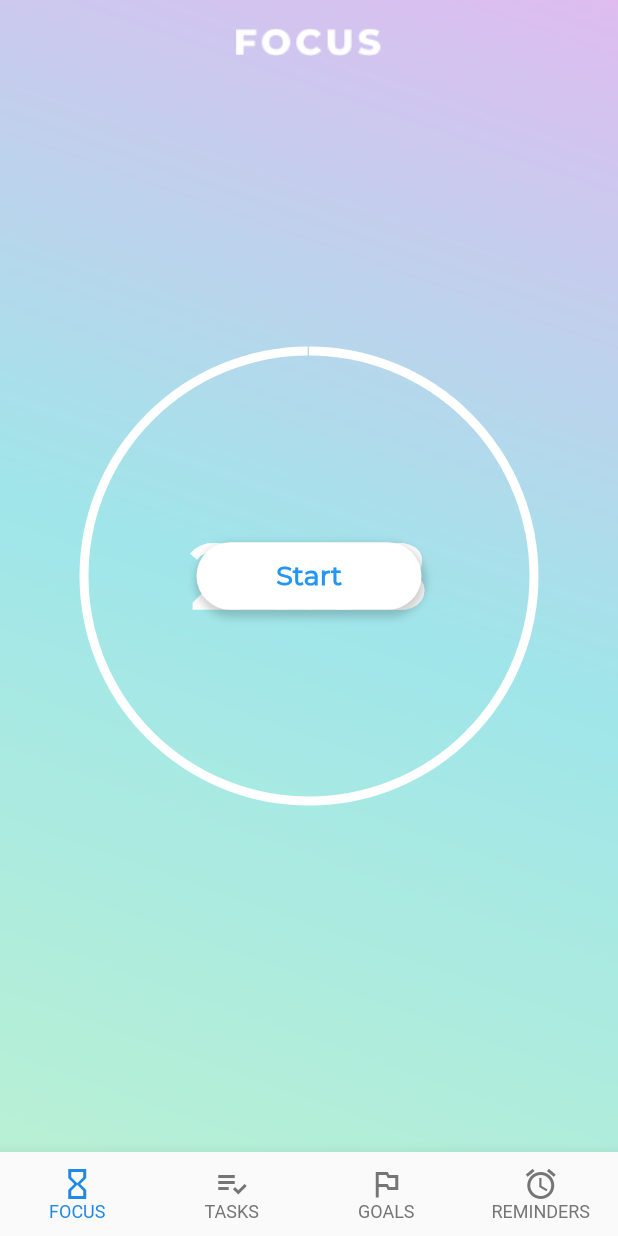
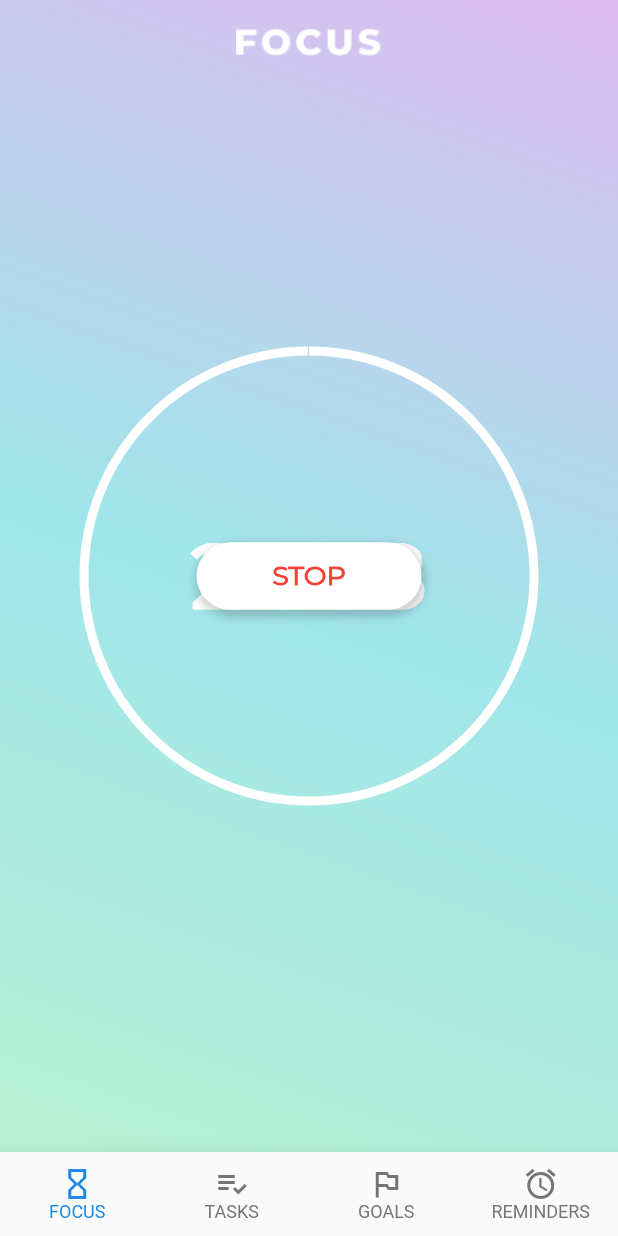
Before and after one commit to arjohnston/focus-app, a Flutter app: the screen it shows after launch, after a tap on an icon or button, on a phone screen of 412 x 824 dp. Run offline on Flutter 3.47's test engine with Material 2 defaults, Android fonts, the phone set to English and light mode, and no system bars; our stand-ins replace flutter_slidable, shared_preferences; missing offline and left inert: align_positioned.

Commit message:
Start and stop button

```diff
--- a/lib/FocusWidget.dart
+++ b/lib/FocusWidget.dart
@@ -18,11 +18,8 @@ class _FocusPageState extends State<FocusWidget> with TickerProviderStateMixin {
   String get countText {
     Duration count = controller.duration! * controller.value;
     return controller.isDismissed
-        ? '${(controller.duration!.inMinutes % 60).toString().padLeft(
-        2, '0')}:${(controller.duration!.inSeconds % 60).toString().padLeft(
-        2, '0')}'
-        : '${(count.inMinutes % 60).toString().padLeft(2, '0')}:${(count
-        .inSeconds % 60).toString().padLeft(2, '0')}';
+        ? '${(controller.duration!.inMinutes % 60).toString().padLeft(2, '0')}:${(controller.duration!.inSeconds % 60).toString().padLeft(2, '0')}'
+        : '${(count.inMinutes % 60).toString().padLeft(2, '0')}:${(count.inSeconds % 60).toString().padLeft(2, '0')}';
   }
 
   double progress = 1.0;
@@ -87,8 +84,7 @@ class _FocusPageState extends State<FocusWidget> with TickerProviderStateMixin {
                     if (controller.isDismissed) {
                       showModalBottomSheet(
                         context: context,
-                        builder: (context) =>
-                            Container(
+                        builder: (context) => Container(
                           height: 300,
                           child: CupertinoTimerPicker(
                             initialTimerDuration: controller.duration!,
@@ -104,8 +100,7 @@ class _FocusPageState extends State<FocusWidget> with TickerProviderStateMixin {
                   },
                   child: AnimatedBuilder(
                     animation: controller,
-                    builder: (context, child) =>
-                        Text(
+                    builder: (context, child) => Text(
                       countText,
                       style: const TextStyle(
                           fontSize: 60,
@@ -153,8 +148,17 @@ class _FocusPageState extends State<FocusWidget> with TickerProviderStateMixin {
                             });
                           }
                         },
-                        child: const Text(
-                          'Start',
+                        child: isPlaying
+                            ? const Text('STOP',
+                                textAlign: TextAlign.left,
+                                style: TextStyle(
+                                  fontFamily: "Montserrat",
+                                  fontWeight: FontWeight.w600,
+                                  fontSize: 18,
+                                  letterSpacing: 0.0,
+                                  color: Colors.red,
+                                ))
+                            : const Text('START',
                                 textAlign: TextAlign.left,
                                 style: TextStyle(
                                   fontFamily: "Montserrat",
@@ -162,8 +166,7 @@ class _FocusPageState extends State<FocusWidget> with TickerProviderStateMixin {
                                   fontSize: 18,
                                   letterSpacing: 0.0,
                                   color: Colors.blue,
-                          ),
-                        ),
+                                )),
                       ),
                     ),
                   ),
```
Lines whose indentation alone changed are shown as unchanged.
